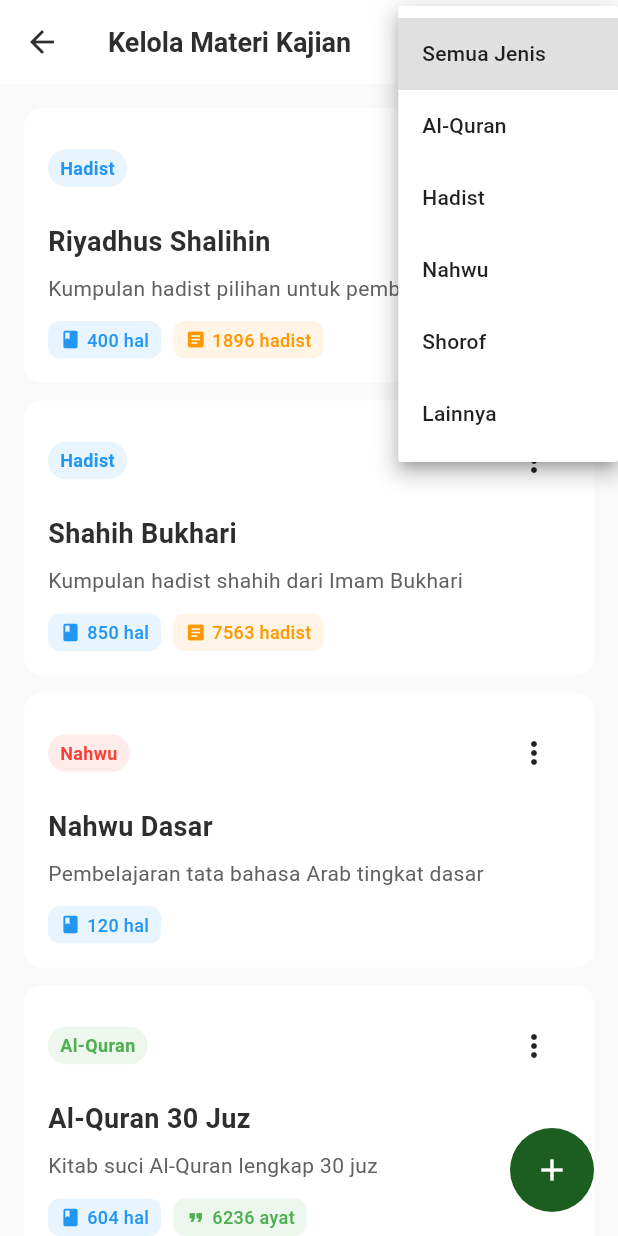
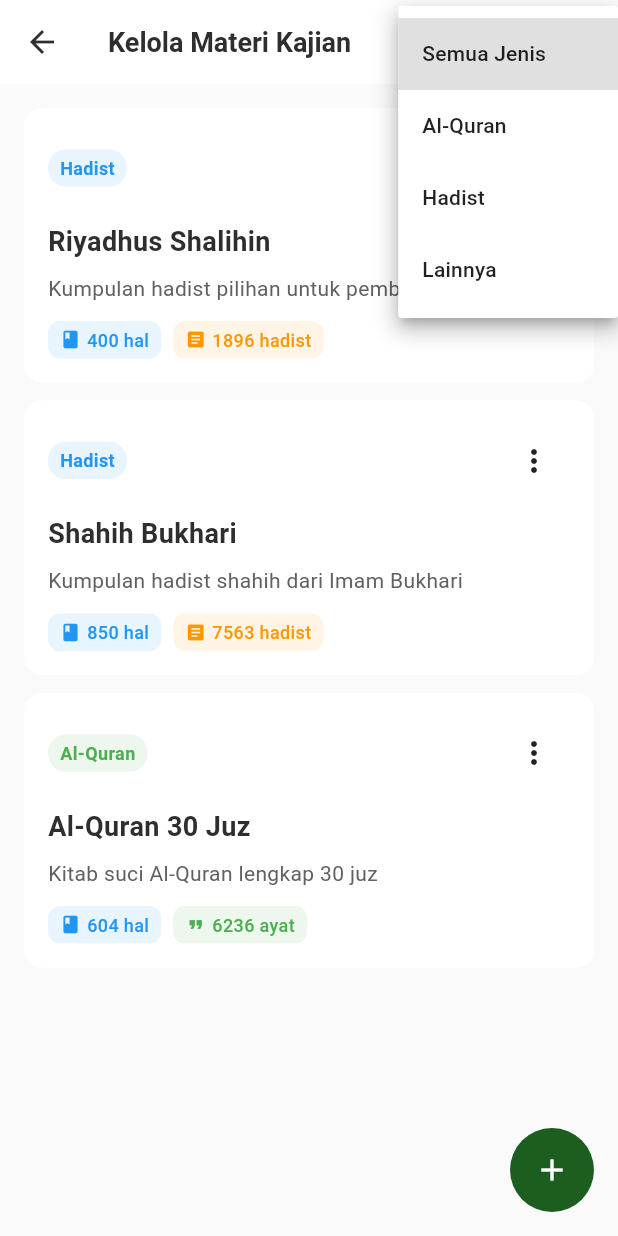
Before and after one commit to padukadafa/sisantri, a Flutter app: the MateriManagementPage screen opened directly, after a tap on "Data Dummy", after a tap on "Semua Jenis", on a phone screen of 412 x 824 dp. Run offline on Flutter 3.47's test engine with Material 3 defaults, Android fonts, the phone set to English and light mode, and no system bars; our stand-ins replace cloud_firestore, equatable, firebase_auth, firebase_core, firebase_messaging, flutter_easyloading and 6 more; missing offline and left inert: excel, nfc_manager; accounts and stored records are empty; Roboto replaces fonts that are missing (Poppins).

```diff
--- a/lib/features/admin/materi_management/presentation/pages/materi_management_page.dart
+++ b/lib/features/admin/materi_management/presentation/pages/materi_management_page.dart
@@ -368,10 +368,6 @@ class _MateriManagementPageState extends ConsumerState<MateriManagementPage> {
         return 'Al-Quran';
       case JenisMateri.hadist:
         return 'Hadist';
-      case JenisMateri.nahwu:
-        return 'Nahwu';
-      case JenisMateri.shorof:
-        return 'Shorof';
       case JenisMateri.lainnya:
         return 'Lainnya';
     }
@@ -383,10 +379,6 @@ class _MateriManagementPageState extends ConsumerState<MateriManagementPage> {
         return Colors.green;
       case JenisMateri.hadist:
         return Colors.blue;
-      case JenisMateri.nahwu:
-        return Colors.red;
-      case JenisMateri.shorof:
-        return Colors.pink;
       case JenisMateri.lainnya:
         return Colors.grey;
     }
@@ -594,10 +586,6 @@ class _MateriFormDialogState extends State<MateriFormDialog> {
         return 'Al-Quran';
       case JenisMateri.hadist:
         return 'Hadist';
-      case JenisMateri.nahwu:
-        return 'Nahwu';
-      case JenisMateri.shorof:
-        return 'Shorof';
       case JenisMateri.lainnya:
         return 'Lainnya';
     }
@@ -677,10 +665,6 @@ class MateriDetailDialog extends StatelessWidget {
         return 'Al-Quran';
       case JenisMateri.hadist:
         return 'Hadist';
-      case JenisMateri.nahwu:
-        return 'Nahwu';
-      case JenisMateri.shorof:
-        return 'Shorof';
       case JenisMateri.lainnya:
         return 'Lainnya';
     }
--- a/lib/features/admin/materi_management/presentation/widgets/materi_filter_dropdown.dart
+++ b/lib/features/admin/materi_management/presentation/widgets/materi_filter_dropdown.dart
@@ -29,8 +29,6 @@ class MateriFilterDropdown extends ConsumerWidget {
             _buildDropdownItem(null, 'Semua Jenis'),
             _buildDropdownItem(JenisMateri.quran, 'Al-Quran'),
             _buildDropdownItem(JenisMateri.hadist, 'Hadist'),
-            _buildDropdownItem(JenisMateri.nahwu, 'Nahwu'),
-            _buildDropdownItem(JenisMateri.shorof, 'Shorof'),
             _buildDropdownItem(JenisMateri.lainnya, 'Lainnya'),
           ],
         ),
--- a/lib/features/admin/schedule_management/presentation/widgets/form_sections/materi_selector.dart
+++ b/lib/features/admin/schedule_management/presentation/widgets/form_sections/materi_selector.dart
@@ -172,10 +172,6 @@ class MateriSelector extends ConsumerWidget {
         return 'Al-Quran';
       case JenisMateri.hadist:
         return 'Hadist';
-      case JenisMateri.nahwu:
-        return 'Nahwu';
-      case JenisMateri.shorof:
-        return 'Shorof';
       case JenisMateri.lainnya:
         return 'Lainnya';
     }
@@ -187,9 +183,6 @@ class MateriSelector extends ConsumerWidget {
         return Icons.menu_book;
       case JenisMateri.hadist:
         return Icons.format_quote;
-      case JenisMateri.nahwu:
-      case JenisMateri.shorof:
-        return Icons.translate;
       case JenisMateri.lainnya:
         return Icons.library_books;
     }
@@ -201,10 +194,6 @@ class MateriSelector extends ConsumerWidget {
         return Colors.green;
       case JenisMateri.hadist:
         return Colors.blue;
-      case JenisMateri.nahwu:
-        return Colors.orange;
-      case JenisMateri.shorof:
-        return Colors.purple;
       case JenisMateri.lainnya:
         return Colors.grey;
     }
--- a/lib/shared/models/materi_model.dart
+++ b/lib/shared/models/materi_model.dart
@@ -4,8 +4,6 @@ import 'package:cloud_firestore/cloud_firestore.dart';
 enum JenisMateri {
   quran('quran'),
   hadist('hadist'),
-  nahwu('nahwu'),
-  shorof('shorof'),
   lainnya('lainnya');
 
   const JenisMateri(this.value);
@@ -131,10 +129,6 @@ class MateriModel {
         return 'Al-Quran';
       case JenisMateri.hadist:
         return 'Tafsir';
-      case JenisMateri.nahwu:
-        return 'Nahwu';
-      case JenisMateri.shorof:
-        return 'Shorof';
       case JenisMateri.lainnya:
         return 'Lainnya';
     }
--- a/lib/shared/services/materi_service.dart
+++ b/lib/shared/services/materi_service.dart
@@ -163,30 +163,6 @@ class MateriService {
           createdAt: DateTime.now(),
           updatedAt: DateTime.now(),
         ),
-
-        // Materi Bahasa Arab
-        MateriModel(
-          id: '',
-          nama: 'Nahwu Dasar',
-          jenis: JenisMateri.nahwu,
-          deskripsi: 'Pembelajaran tata bahasa Arab tingkat dasar',
-          totalHalaman: 120,
-          tags: ['nahwu', 'bahasa arab', 'grammar'],
-          createdAt: DateTime.now(),
-          updatedAt: DateTime.now(),
-        ),
-
-        MateriModel(
-          id: '',
-          nama: 'Shorof Praktis',
-          jenis: JenisMateri.shorof,
-          deskripsi:
-              'Ilmu shorof untuk memahami perubahan kata dalam bahasa Arab',
-          totalHalaman: 100,
-          tags: ['shorof', 'bahasa arab', 'morfologi'],
-          createdAt: DateTime.now(),
-          updatedAt: DateTime.now(),
-        ),
       ];
 
       // Batch write untuk efisiensi
```
Also changed, not shown: lib/features/admin/attendance_management/presentation/pages/attendance_report_page_backup.dart (renamed from lib/features/admin/attendance_management/presentation/pages/attendance_report_page.dart).
